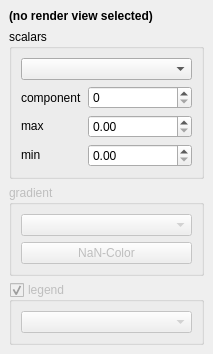
Qt form gui/widgets/ColorMappingChooser.ui (kateyy/geohazardvis) before a commit.
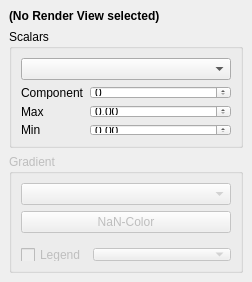
The same form after that commit.

Commit message: gui caps consistency

Diff of the .ui file:
```diff
--- a/gui/widgets/ColorMappingChooser.ui
+++ b/gui/widgets/ColorMappingChooser.ui
@@ -6,12 +6,12 @@
    <rect>
     <x>0</x>
     <y>0</y>
-    <width>213</width>
-    <height>337</height>
+    <width>252</width>
+    <height>304</height>
    </rect>
   </property>
   <property name="sizePolicy">
-   <sizepolicy hsizetype="Preferred" vsizetype="Maximum">
+   <sizepolicy hsizetype="Preferred" vsizetype="Fixed">
     <horstretch>0</horstretch>
     <verstretch>0</verstretch>
    </sizepolicy>
@@ -20,6 +20,18 @@
    <string>color mapping</string>
   </property>
   <widget class="QWidget" name="content">
+   <property name="sizePolicy">
+    <sizepolicy hsizetype="Preferred" vsizetype="Fixed">
+     <horstretch>0</horstretch>
+     <verstretch>0</verstretch>
+    </sizepolicy>
+   </property>
+   <property name="maximumSize">
+    <size>
+     <width>16777215</width>
+     <height>282</height>
+    </size>
+   </property>
    <layout class="QVBoxLayout" name="mainLayout">
     <item>
      <widget class="QLabel" name="relatedRenderView">
@@ -30,7 +42,7 @@
        </font>
       </property>
       <property name="text">
-       <string>(no render view selected)</string>
+       <string>(No Render View selected)</string>
       </property>
       <property name="alignment">
        <set>Qt::AlignLeading|Qt::AlignLeft|Qt::AlignTop</set>
@@ -46,7 +58,7 @@
        </sizepolicy>
       </property>
       <property name="title">
-       <string>scalars</string>
+       <string>Scalars</string>
       </property>
       <property name="alignment">
        <set>Qt::AlignLeading|Qt::AlignLeft|Qt::AlignTop</set>
@@ -85,14 +97,14 @@
              </sizepolicy>
             </property>
             <property name="text">
-             <string>min</string>
+             <string>Min</string>
             </property>
            </widget>
           </item>
           <item row="0" column="0">
            <widget class="QLabel" name="componentLabel">
             <property name="text">
-             <string>component</string>
+             <string>Component</string>
             </property>
            </widget>
           </item>
@@ -105,7 +117,7 @@
              </sizepolicy>
             </property>
             <property name="text">
-             <string>max</string>
+             <string>Max</string>
             </property>
            </widget>
           </item>
@@ -134,7 +146,7 @@
        </sizepolicy>
       </property>
       <property name="title">
-       <string>gradient</string>
+       <string>Gradient</string>
       </property>
       <layout class="QVBoxLayout" name="gradientGroupLayout">
        <item>
@@ -147,23 +159,46 @@
          </property>
         </widget>
        </item>
-      </layout>
-     </widget>
-    </item>
-    <item>
-     <widget class="QGroupBox" name="colorLegendGroupBox">
-      <property name="enabled">
-       <bool>false</bool>
-      </property>
-      <property name="title">
-       <string>legend</string>
-      </property>
-      <property name="checkable">
-       <bool>true</bool>
-      </property>
-      <layout class="QVBoxLayout" name="verticalLayout_2">
        <item>
-        <widget class="QComboBox" name="legendPositionComboBox"/>
+        <widget class="QWidget" name="widget_2" native="true">
+         <layout class="QGridLayout" name="gridLayout_2">
+          <property name="leftMargin">
+           <number>0</number>
+          </property>
+          <property name="topMargin">
+           <number>9</number>
+          </property>
+          <property name="rightMargin">
+           <number>0</number>
+          </property>
+          <property name="bottomMargin">
+           <number>0</number>
+          </property>
+          <item row="0" column="1">
+           <widget class="QComboBox" name="legendPositionComboBox">
+            <property name="sizePolicy">
+             <sizepolicy hsizetype="Expanding" vsizetype="Fixed">
+              <horstretch>0</horstretch>
+              <verstretch>0</verstretch>
+             </sizepolicy>
+            </property>
+           </widget>
+          </item>
+          <item row="0" column="0">
+           <widget class="QCheckBox" name="colorLegendCheckBox">
+            <property name="sizePolicy">
+             <sizepolicy hsizetype="Minimum" vsizetype="Fixed">
+              <horstretch>0</horstretch>
+              <verstretch>0</verstretch>
+             </sizepolicy>
+            </property>
+            <property name="text">
+             <string>Legend</string>
+            </property>
+           </widget>
+          </item>
+         </layout>
+        </widget>
        </item>
       </layout>
      </widget>
```
Left out of the diff: 2 changed lines with no effect on the pictures. The commit also changes 6 other files.
